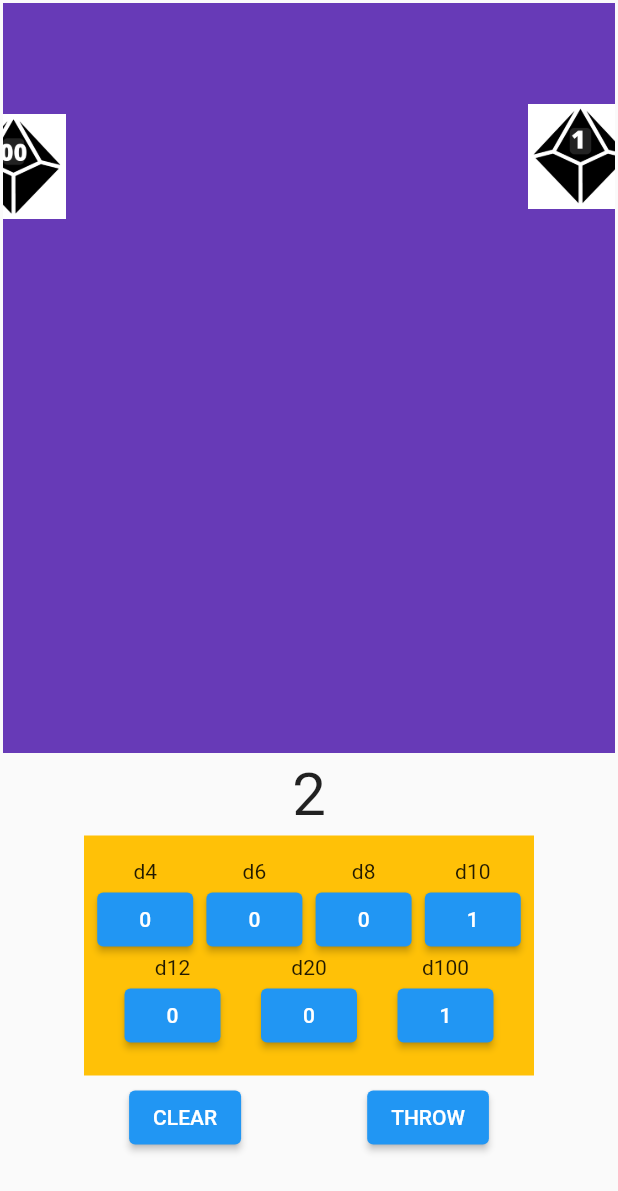
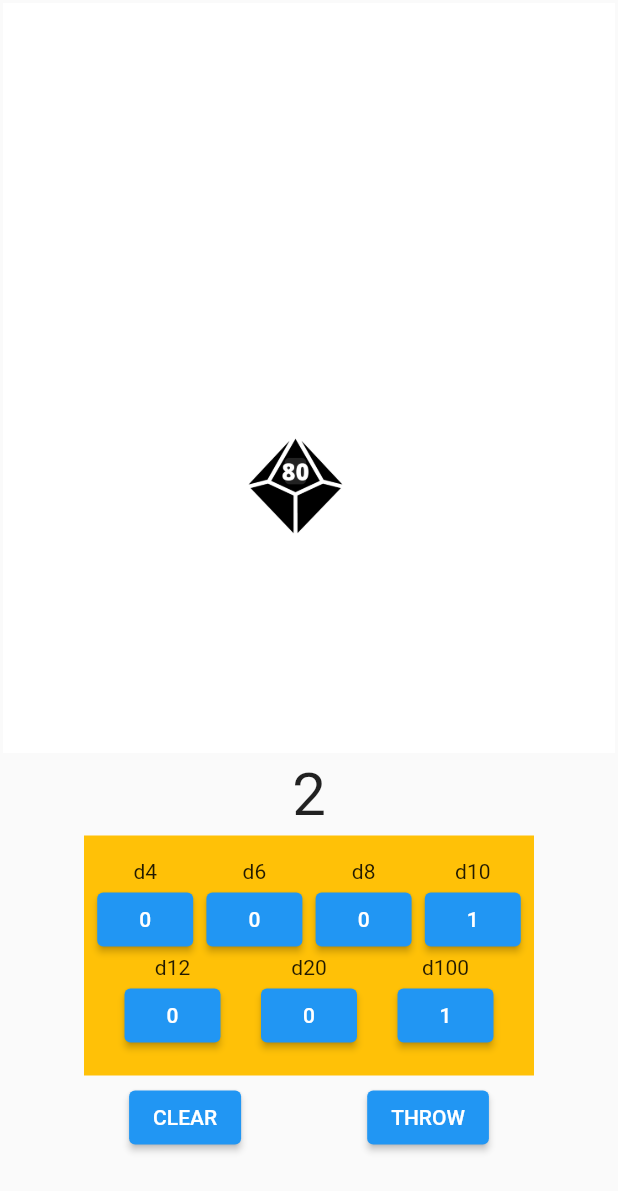
Before and after one commit to UserIOI/mobilkiApp, a Flutter app: the dices screen opened directly, after a tap on "THROW", on a phone screen of 412 x 824 dp. Shown: the top 1191 px of the screen. Run offline on Flutter 3.47's test engine with Material 2 defaults, Android fonts, the phone set to English and light mode, and no system bars; missing offline and left inert: dice_icons.

Commit message:
Działa rzucanie tylko sa kolizje kostek na ekranie

```diff
--- a/mobilki_app/lib/dice.dart
+++ b/mobilki_app/lib/dice.dart
@@ -121,7 +121,12 @@ class diceWidget extends State<dice> {
   int x, y, nrKosci, i = 0;
 
   diceWidget(this.x, this.y, this.nrKosci);
-  late String idk = imgSelector[nrKosci][0];
+  //late String idk = imgSelector[nrKosci][0];
+
+  //** Random kosc */
+  Random random = Random();
+  late String idk =
+      imgSelector[nrKosci][random.nextInt(imgSelector[nrKosci].length)];
 
   void throwing() async {
     Random random = Random();
@@ -131,11 +136,19 @@ class diceWidget extends State<dice> {
       setState(() {
         idk = imgSelector[nrKosci][i];
         i++;
-        if (i == nrKosci) i = 0;
+        if (i == imgSelector[nrKosci].length) i = 0;
       });
-      await Future.delayed(const Duration(milliseconds: 40));
+      await Future.delayed(const Duration(milliseconds: 60));
       a--;
     }
+  }
+
+  @override
+  void initState() {
+    super.initState();
+    WidgetsBinding.instance.addPostFrameCallback((_) {
+      throwing();
+    });
   }
 
   @override
--- a/mobilki_app/lib/dices.dart
+++ b/mobilki_app/lib/dices.dart
@@ -14,121 +14,23 @@ class dices extends StatefulWidget {
 class _ParentWidgetState extends State<dices> {
   //GlobalKey<diceWidget> keyK = GlobalKey<diceWidget>();
   double dragStartPosition = 0, dragEndPosition = 0, navBarHeight = 70;
-  double deviceWidth = 0, deviceHeight = 0;
+  late double deviceWidth = MediaQuery.of(context).size.width.toDouble(),
+      deviceHeight = MediaQuery.of(context).size.height.toDouble();
   bool clearing = false;
   int d4 = 0, d6 = 0, d8 = 0, d10 = 1, d12 = 0, d20 = 0, d100 = 1, wynik = 0;
   List<dice> _columnChildren = [];
   List<List<double>> cordinates = [];
-  String idk = 'd20/d20_1.png';
 
-  String baseForAssets = 'assets/images/';
-
-  //** Zmienne przechowujace obrazy kosci */
-  var images4 = ['d4/d4_1.png', 'd4/d4_2.png', 'd4/d4_3.png', 'd4/d4_4.png'];
-  var images6 = [
-    'd6/d6_1.png',
-    'd6/d6_2.png',
-    'd6/d6_3.png',
-    'd6/d6_4.png',
-    'd6/d6_5.png',
-    'd6/d6_6.png'
-  ];
-  var images8 = [
-    'd8/d8_1.png',
-    'd8/d8_2.png',
-    'd8/d8_3.png',
-    'd8/d8_4.png',
-    'd8/d8_5.png',
-    'd8/d8_5.png',
-    'd8/d8_5.png',
-    'd8/d8_5.png'
-  ];
-  var images10 = [
-    'd10/d10_1.png',
-    'd10/d10_2.png',
-    'd10/d10_3.png',
-    'd10/d10_4.png',
-    'd10/d10_5.png',
-    'd10/d10_6.png',
-    'd10/d10_7.png',
-    'd10/d10_8.png',
-    'd10/d10_9.png',
-    'd10/d10_10.png'
-  ];
-  var images12 = [
-    'd12/d12_1.png',
-    'd12/d12_2.png',
-    'd12/d12_3.png',
-    'd12/d12_4.png',
-    'd12/d12_5.png',
-    'd12/d12_6.png',
-    'd12/d12_7.png',
-    'd12/d12_8.png',
-    'd12/d12_9.png',
-    'd12/d12_10.png',
-    'd12/d12_11.png',
-    'd12/d12_12.png'
-  ];
-  var images20 = [
-    'd20/d20_1.png',
-    'd20/d20_2.png',
-    'd20/d20_3.png',
-    'd20/d20_4.png',
-    'd20/d20_5.png',
-    'd20/d20_6.png',
-    'd20/d20_7.png',
-    'd20/d20_8.png',
-    'd20/d20_9.png',
-    'd20/d20_10.png',
-    'd20/d20_11.png',
-    'd20/d20_12.png',
-    'd20/d20_13.png',
-    'd20/d20_14.png',
-    'd20/d20_15.png',
-    'd20/d20_16.png',
-    'd20/d20_17.png',
-    'd20/d20_18.png',
-    'd20/d20_19.png',
-    'd20/d20_20.png'
-  ];
-  var images100 = [
-    'd100/d100_00.png',
-    'd100/d100_10.png',
-    'd100/d100_20.png',
-    'd100/d100_30.png',
-    'd100/d100_40.png',
-    'd100/d100_50.png',
-    'd100/d100_60.png',
-    'd100/d100_70.png',
-    'd100/d100_80.png',
-    'd100/d100_90.png',
-  ];
   Random random = Random();
-  late int i = random.nextInt(500) - 70, j = random.nextInt(500) - 70;
-  //** Mapa do przechowywania setow obrazow w zaleznosci od kosci */
-  late Map imgSelector = {
-    4: images4,
-    6: images6,
-    8: images8,
-    10: images10,
-    12: images12,
-    20: images20,
-    100: images100,
-  };
-
-  roll() {
-    for (var x in _columnChildren) {
-      x.getKey();
-    }
-  }
+  int i = 0, j = 0;
 
   bool checkCollision(List<double> obj1, List<double> obj2) {
     double x1 = obj1[0], y1 = obj1[1];
     double x2 = obj2[0], y2 = obj2[1];
-    double obj1Right = x1 + 80;
-    double obj1Bottom = y1 + 80;
-    double obj2Right = x2 + 80;
-    double obj2Bottom = y2 + 80;
+    double obj1Right = x1 + 70;
+    double obj1Bottom = y1 + 70;
+    double obj2Right = x2 + 70;
+    double obj2Bottom = y2 + 70;
 
     if (obj1Right >= x2 &&
         x1 <= obj2Right &&
@@ -153,21 +55,28 @@ class _ParentWidgetState extends State<dices> {
 
   void findCords() {
     Random random = Random();
-    int it = 15;
-    while (i > 0) {
-      i = random.nextInt(500) - 70;
-      j = random.nextInt(500) - 70;
-      cordinates.add([i.toDouble(), j.toDouble()]);
-      if (!checkAllCollisions(cordinates)) {
-        print("$i $j");
-        break;
-      } else {
-        cordinates.remove([i, j]);
+    if (cordinates.length == 0) {
+      i = random.nextInt(deviceWidth.toInt() - 70);
+      j = random.nextInt(430);
+      //print("jeden $i $j");
+    } else {
+      while (true) {
+        i = random.nextInt(deviceWidth.toInt() - 70);
+        j = random.nextInt(430);
+        cordinates.add([i.toDouble(), j.toDouble()]);
+        if (!checkAllCollisions(cordinates)) {
+          //print("$i $j");
+          break;
+        } else {
+          cordinates.remove([i, j]);
+        }
       }
     }
   }
 
   void throwDices() {
+    i = 0;
+    j = 0;
     Random random = Random();
     setState(() {
       _columnChildren.clear();
@@ -197,8 +106,6 @@ class _ParentWidgetState extends State<dices> {
           x: i,
           y: j,
         ));
-        i += 100;
-        j += 100;
         x--;
       });
     }
@@ -212,8 +119,6 @@ class _ParentWidgetState extends State<dices> {
           x: i,
           y: j,
         ));
-        i += 100;
-        j += 100;
         x--;
       });
     }
@@ -227,8 +132,6 @@ class _ParentWidgetState extends State<dices> {
           x: i,
           y: j,
         ));
-        i += 100;
-        j += 100;
         x--;
       });
     }
@@ -242,8 +145,6 @@ class _ParentWidgetState extends State<dices> {
           x: i,
           y: j,
         ));
-        i += 100;
-        j += 100;
         x--;
       });
     }
@@ -257,8 +158,6 @@ class _ParentWidgetState extends State<dices> {
           x: i,
           y: j,
         ));
-        i += 100;
-        j += 100;
         x--;
       });
     }
@@ -272,16 +171,9 @@ class _ParentWidgetState extends State<dices> {
           x: i,
           y: j,
         ));
-        i += 100;
-        j += 100;
         x--;
       });
     }
-
-    roll();
-
-    i = 0;
-    j = 0;
   }
 
   void clearDices() {
@@ -325,7 +217,7 @@ class _ParentWidgetState extends State<dices> {
               Container(
                 height: 500,
                 width: MediaQuery.of(context).size.width,
-                color: Colors.deepPurple,
+                color: Color.fromARGB(255, 255, 255, 255),
                 child: Stack(
                   children: _columnChildren,
                 ),
--- a/mobilki_app/pubspec.yaml
+++ b/mobilki_app/pubspec.yaml
@@ -38,6 +38,7 @@ dependencies:
   dice_icons: ^0.1.5
   d20: ^0.3.1+1
   three_dart: ^0.0.16
+  flutter_svg: ^2.0.5
 
 dev_dependencies:
   flutter_test:
```
Also changed, not shown: mobilki_app/assets/images/d10/d10_icon.png (added), mobilki_app/assets/images/d12/d12_icon.png (added), mobilki_app/assets/images/d20/d20_icon.png (added), mobilki_app/assets/images/d4/d4_icon.png (added), mobilki_app/assets/images/d6/d6_icon.png (added), mobilki_app/assets/images/d8/d8_icon.png (added), mobilki_app/pubspec.lock.
